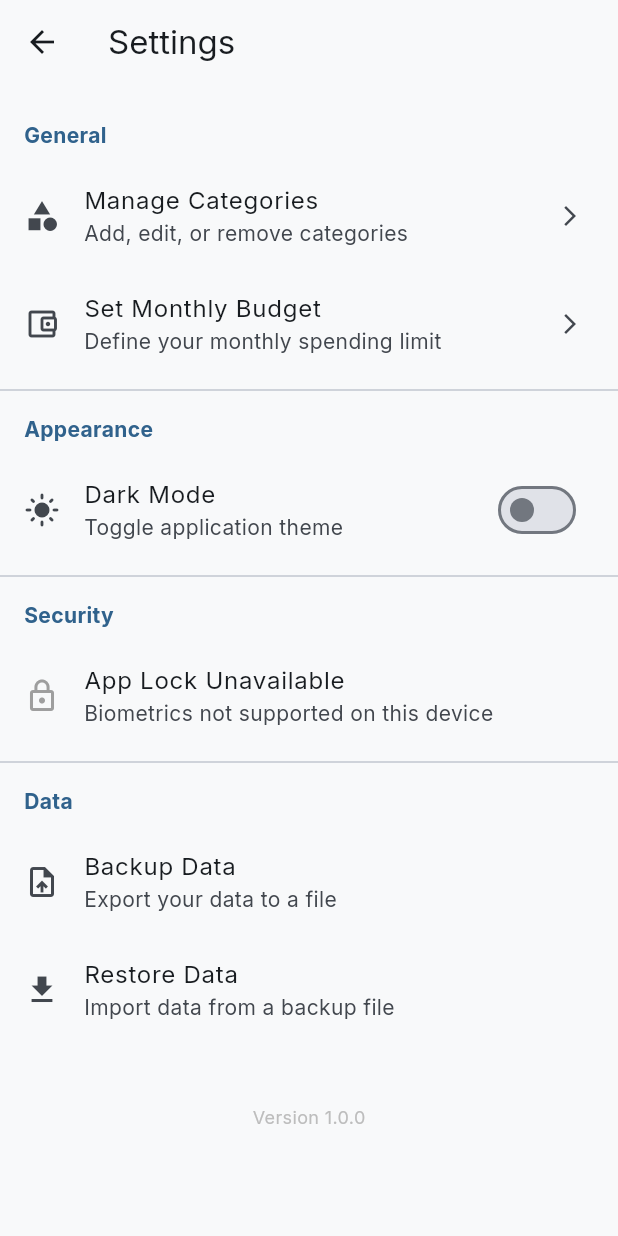
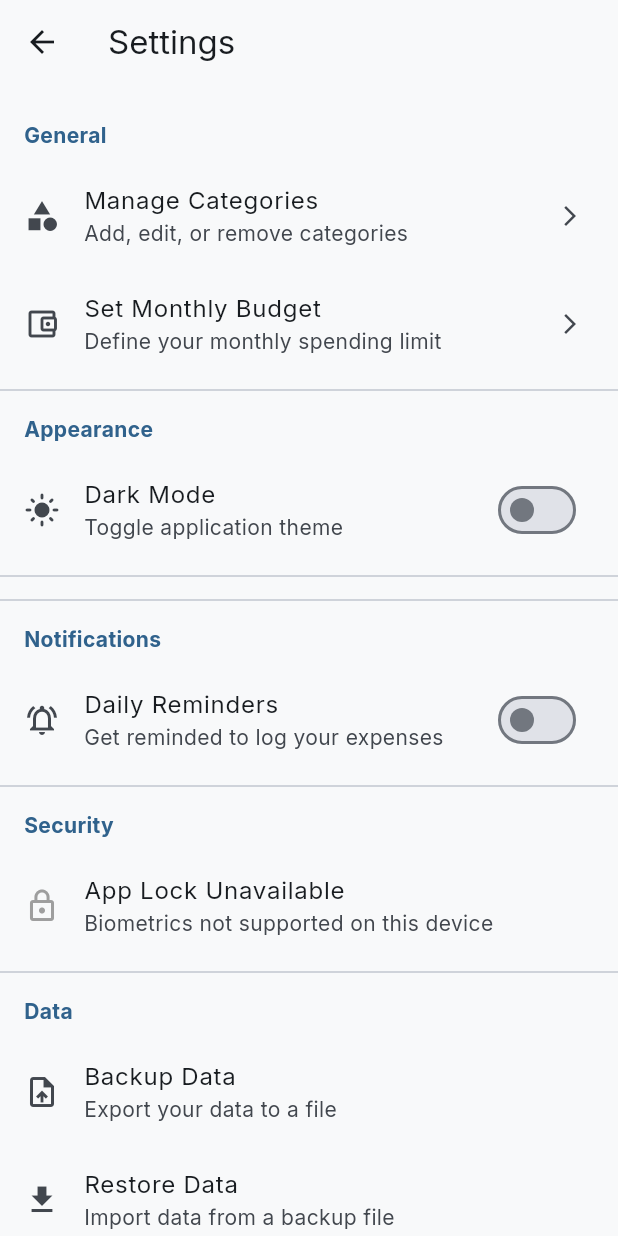
Before and after one commit to nathnael19/expense-tracker, a Flutter app: the screen it shows after launch, after a tap on the "settings" icon, on a phone screen of 412 x 824 dp. Run offline on Flutter 3.47's test engine with Material 3 defaults, Android fonts, the phone set to English and light mode, and no system bars; our stand-ins replace file_picker, fl_chart, flutter_bloc, flutter_local_notifications, gap, google_fonts and 7 more; accounts and stored records are empty.

Commit message:
feat: Implement daily reminder notifications and app settings management with a dedicated screen.

```diff
--- /dev/null
+++ b/lib/data/services/notification_service.dart
@@ -0,0 +1,75 @@
+import 'package:flutter_local_notifications/flutter_local_notifications.dart';
+import 'package:timezone/data/latest_all.dart' as tz;
+import 'package:timezone/timezone.dart' as tz;
+import 'package:flutter/material.dart';
+
+class NotificationService {
+  static final FlutterLocalNotificationsPlugin _notificationsPlugin =
+      FlutterLocalNotificationsPlugin();
+
+  static Future<void> init() async {
+    tz.initializeTimeZones();
+
+    const AndroidInitializationSettings initializationSettingsAndroid =
+        AndroidInitializationSettings('@mipmap/ic_launcher');
+
+    const DarwinInitializationSettings initializationSettingsIOS =
+        DarwinInitializationSettings(
+          requestAlertPermission: true,
+          requestBadgePermission: true,
+          requestSoundPermission: true,
+        );
+
+    const InitializationSettings initializationSettings =
+        InitializationSettings(
+          android: initializationSettingsAndroid,
+          iOS: initializationSettingsIOS,
+        );
+
+    await _notificationsPlugin.initialize(initializationSettings);
+  }
+
+  static Future<void> scheduleDailyReminder({
+    required int id,
+    required String title,
+    required String body,
+    required TimeOfDay time,
+  }) async {
+    final now = tz.TZDateTime.now(tz.local);
+    var scheduledDate = tz.TZDateTime(
+      tz.local,
+      now.year,
+      now.month,
+      now.day,
+      time.hour,
+      time.minute,
+    );
+
+    if (scheduledDate.isBefore(now)) {
+      scheduledDate = scheduledDate.add(const Duration(days: 1));
+    }
+
+    await _notificationsPlugin.zonedSchedule(
+      id,
+      title,
+      body,
+      scheduledDate,
+      const NotificationDetails(
+        android: AndroidNotificationDetails(
+          'daily_reminders',
+          'Daily Reminders',
+          channelDescription: 'Reminders to log daily expenses',
+          importance: Importance.high,
+          priority: Priority.high,
+        ),
+        iOS: DarwinNotificationDetails(),
+      ),
+      androidScheduleMode: AndroidScheduleMode.exactAllowWhileIdle,
+      matchDateTimeComponents: DateTimeComponents.time,
+    );
+  }
+
+  static Future<void> cancelAll() async {
+    await _notificationsPlugin.cancelAll();
+  }
+}
--- a/lib/main.dart
+++ b/lib/main.dart
@@ -13,12 +13,14 @@ import 'presentation/blocs/expense_cubit.dart';
 import 'presentation/blocs/shortcut_cubit.dart';
 import 'presentation/blocs/budget_cubit.dart';
 import 'presentation/blocs/stats_cubit.dart';
+import 'data/services/notification_service.dart';
 import 'presentation/screens/app_lock_screen.dart';
 import 'presentation/screens/splash_screen.dart';
 
 void main() async {
   WidgetsFlutterBinding.ensureInitialized();
   await StorageService.init();
+  await NotificationService.init();
   runApp(const MyApp());
 }
 
--- a/lib/presentation/blocs/settings_cubit.dart
+++ b/lib/presentation/blocs/settings_cubit.dart
@@ -1,14 +1,28 @@
+import 'package:flutter/material.dart';
 import 'package:flutter_bloc/flutter_bloc.dart';
 import '../../data/local/storage_service.dart';
+import '../../data/services/notification_service.dart';
 
 class SettingsState {
   final bool isAppLockEnabled;
+  final bool reminderEnabled;
+  final TimeOfDay reminderTime;
 
-  SettingsState({this.isAppLockEnabled = false});
+  SettingsState({
+    this.isAppLockEnabled = false,
+    this.reminderEnabled = false,
+    this.reminderTime = const TimeOfDay(hour: 20, minute: 0),
+  });
 
-  SettingsState copyWith({bool? isAppLockEnabled}) {
+  SettingsState copyWith({
+    bool? isAppLockEnabled,
+    bool? reminderEnabled,
+    TimeOfDay? reminderTime,
+  }) {
     return SettingsState(
       isAppLockEnabled: isAppLockEnabled ?? this.isAppLockEnabled,
+      reminderEnabled: reminderEnabled ?? this.reminderEnabled,
+      reminderTime: reminderTime ?? this.reminderTime,
     );
   }
 }
@@ -23,11 +37,56 @@ class SettingsCubit extends Cubit<SettingsState> {
       'isAppLockEnabled',
       defaultValue: false,
     );
-    emit(state.copyWith(isAppLockEnabled: isLocked));
+    final reminderEnabled = StorageService.settingsBox.get(
+      'reminderEnabled',
+      defaultValue: false,
+    );
+    final reminderHour = StorageService.settingsBox.get(
+      'reminderHour',
+      defaultValue: 20,
+    );
+    final reminderMinute = StorageService.settingsBox.get(
+      'reminderMinute',
+      defaultValue: 0,
+    );
+
+    emit(
+      state.copyWith(
+        isAppLockEnabled: isLocked,
+        reminderEnabled: reminderEnabled,
+        reminderTime: TimeOfDay(hour: reminderHour, minute: reminderMinute),
+      ),
+    );
   }
 
   Future<void> toggleAppLock(bool value) async {
     await StorageService.settingsBox.put('isAppLockEnabled', value);
     emit(state.copyWith(isAppLockEnabled: value));
   }
+
+  Future<void> toggleReminder(bool value) async {
+    await StorageService.settingsBox.put('reminderEnabled', value);
+    emit(state.copyWith(reminderEnabled: value));
+    _updateNotification();
+  }
+
+  Future<void> updateReminderTime(TimeOfDay time) async {
+    await StorageService.settingsBox.put('reminderHour', time.hour);
+    await StorageService.settingsBox.put('reminderMinute', time.minute);
+    emit(state.copyWith(reminderTime: time));
+    _updateNotification();
+  }
+
+  void _updateNotification() {
+    if (state.reminderEnabled) {
+      NotificationService.scheduleDailyReminder(
+        id: 1,
+        title: 'Expense Tracker',
+        body: 'Did you forget to log any expenses today?',
+        time: state.reminderTime,
+      );
+    } else {
+      NotificationService.cancelAll();
+    }
+  }
 }
--- a/lib/presentation/screens/home_screen.dart
+++ b/lib/presentation/screens/home_screen.dart
@@ -9,7 +9,6 @@ import 'package:intl/intl.dart';
 import '../blocs/expense_cubit.dart';
 import '../blocs/category_cubit.dart';
 import '../blocs/stats_cubit.dart';
-import '../blocs/theme_cubit.dart';
 import '../blocs/budget_cubit.dart';
 import '../widgets/summary_card.dart';
 import 'add_expense_screen.dart';
@@ -27,7 +26,6 @@ class HomeScreen extends StatelessWidget {
     final expenseState = context.watch<ExpenseCubit>().state;
     final categories = context.watch<CategoryCubit>().state;
     final statsState = context.watch<StatsCubit>().state;
-    final themeMode = context.watch<ThemeCubit>().state;
     final budgetState = context.watch<BudgetCubit>().state;
 
     final todaysTotal = expenseState.todaysTotal;
--- a/lib/presentation/screens/settings_screen.dart
+++ b/lib/presentation/screens/settings_screen.dart
@@ -36,7 +36,6 @@ class _SettingsScreenState extends State<SettingsScreen> {
   @override
   Widget build(BuildContext context) {
     final settingsState = context.watch<SettingsCubit>().state;
-    final isLocked = settingsState.isAppLockEnabled;
 
     return Scaffold(
       appBar: AppBar(title: const Text('Settings'), elevation: 0),
@@ -92,6 +91,38 @@ class _SettingsScreenState extends State<SettingsScreen> {
           ),
           const Divider(),
 
+          const Divider(),
+
+          // Notifications Section
+          _buildSectionHeader('Notifications'),
+          SwitchListTile(
+            secondary: const Icon(Icons.notifications_active_outlined),
+            title: const Text('Daily Reminders'),
+            subtitle: const Text('Get reminded to log your expenses'),
+            value: settingsState.reminderEnabled,
+            onChanged: (val) {
+              context.read<SettingsCubit>().toggleReminder(val);
+            },
+          ),
+          if (settingsState.reminderEnabled)
+            ListTile(
+              leading: const Icon(Icons.access_time),
+              title: const Text('Reminder Time'),
+              subtitle: Text(settingsState.reminderTime.format(context)),
+              trailing: const Icon(Icons.edit, size: 16),
+              onTap: () async {
+                final picked = await showTimePicker(
+                  context: context,
+                  initialTime: settingsState.reminderTime,
+                );
+                if (picked != null) {
+                  context.read<SettingsCubit>().updateReminderTime(picked);
+                }
+              },
+            ),
+
+          const Divider(),
+
           // Security Section
           _buildSectionHeader('Security'),
           if (_biometricsAvailable)
@@ -99,7 +130,7 @@ class _SettingsScreenState extends State<SettingsScreen> {
               secondary: const Icon(Icons.fingerprint),
               title: const Text('App Lock'),
               subtitle: const Text('Require authentication on launch'),
-              value: isLocked,
+              value: settingsState.isAppLockEnabled,
               onChanged: (val) {
                 context.read<SettingsCubit>().toggleAppLock(val);
               },
--- a/pubspec.yaml
+++ b/pubspec.yaml
@@ -50,6 +50,8 @@ dependencies:
   file_picker: ^10.3.8
   pdf: ^3.11.3
   printing: ^5.14.2
+  flutter_local_notifications: ^19.5.0
+  timezone: ^0.10.1
 
 dev_dependencies:
   flutter_test:
```
Also changed, not shown: pubspec.lock, 2 other files.
